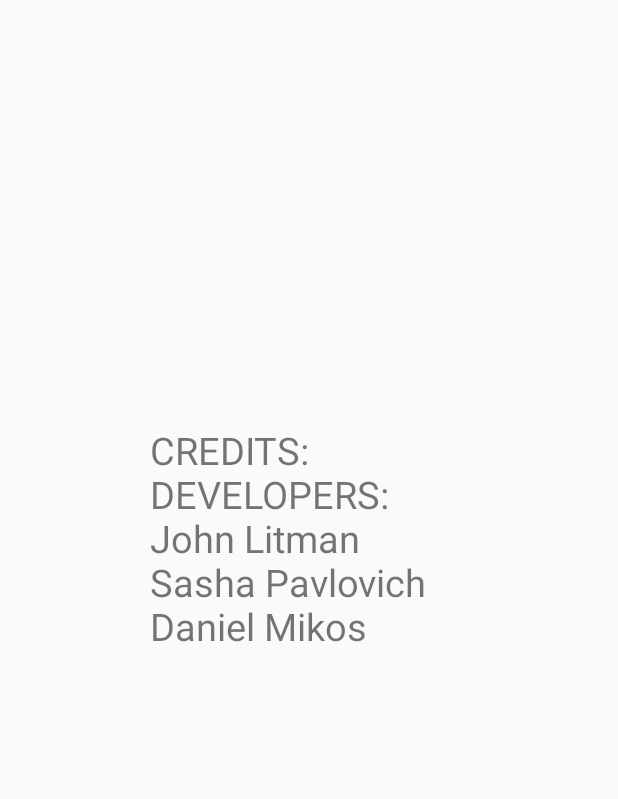
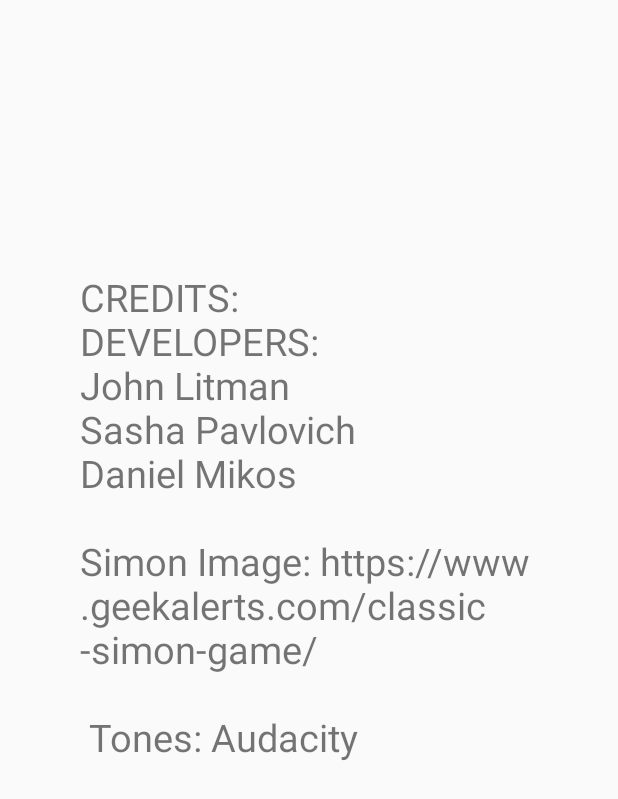
Before and after one commit to JLitman70/SimonSays, an Android app: the CreditsActivity screen opened directly, with no data from a screen before it, on a phone screen of 412 x 824 dp. Shown: the top 799 px of the screen. Run offline under Robolectric (Android 15) with nearby library versions, the phone set to English and light mode, and no system bars.

Commit message:
Added credits to assets

```diff
--- a/app/src/main/java/com/example/john/simonsays/MainActivity.java
+++ b/app/src/main/java/com/example/john/simonsays/MainActivity.java
@@ -2,6 +2,7 @@ package com.example.john.simonsays;
 
 import android.content.Context;
 import android.graphics.drawable.Drawable;
+import android.media.Image;
 import android.media.SoundPool;
 import android.os.Handler;
 import android.os.Looper;
@@ -33,7 +34,6 @@ public class MainActivity extends AppCompatActivity {
     protected void onCreate(Bundle savedInstanceState) {
         super.onCreate(savedInstanceState);
         setContentView(R.layout.activity_main);
-
         /*The following block of code instantiates Widget objects linked to the widgets in the XML,
         * so we can manipulate them. These items are named as appropriately as possible
         */
@@ -150,6 +150,7 @@ public class MainActivity extends AppCompatActivity {
         * it sets a delay for the on touch events so they change sprites, play a noise and change back
         * when you remove your finger
         * ==========================================================================================*/
+
         imageview_blue.setOnTouchListener(new View.OnTouchListener() {
             @Override
             public boolean onTouch(View arg0, MotionEvent arg1) {
--- a/app/src/main/res/layout/activity_credits.xml
+++ b/app/src/main/res/layout/activity_credits.xml
@@ -8,13 +8,13 @@
 
     <TextView
         android:id="@+id/textView"
-        android:layout_width="213dp"
-        android:layout_height="256dp"
+        android:layout_width="306dp"
+        android:layout_height="460dp"
         android:layout_marginBottom="8dp"
         android:layout_marginEnd="8dp"
         android:layout_marginStart="8dp"
         android:layout_marginTop="8dp"
-        android:text="CREDITS: \nDEVELOPERS: \nJohn Litman \nSasha Pavlovich \nDaniel Mikos\n"
+        android:text="CREDITS: \nDEVELOPERS: \nJohn Litman \nSasha Pavlovich \nDaniel Mikos\n \nSimon Image: https://www.geekalerts.com/classic-simon-game/ \n\n Tones: Audacity"
         android:textSize="25sp"
         app:layout_constraintBottom_toBottomOf="parent"
         app:layout_constraintEnd_toEndOf="parent"
```
